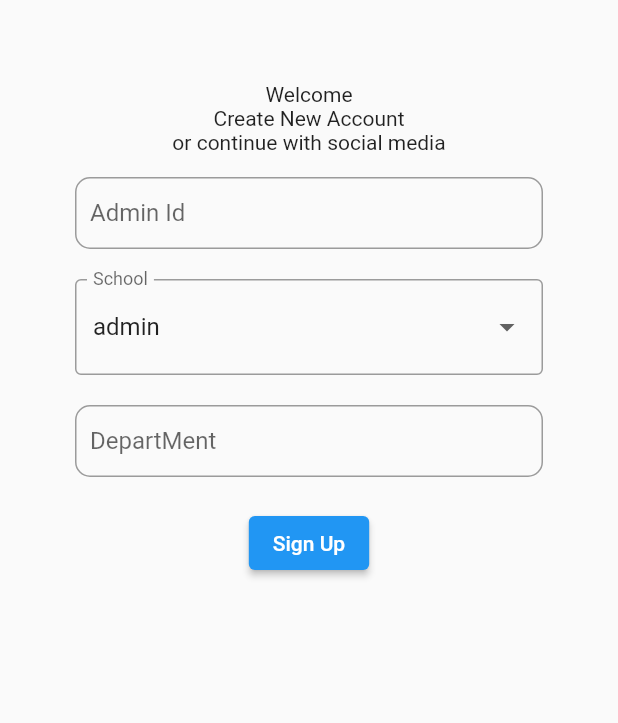
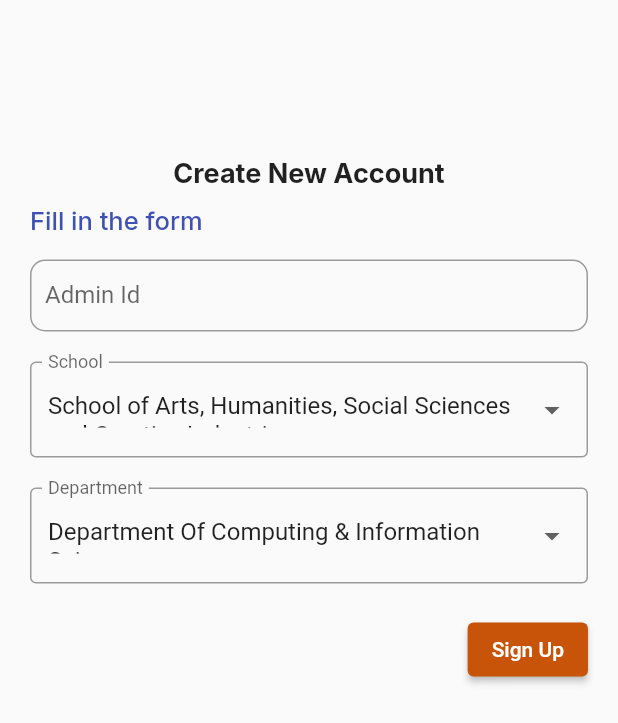
Before and after one commit to Bonfacegitonga/smart_attendee, a Flutter app: the AdminSignUpPage screen opened directly with empty values, on a phone screen of 412 x 824 dp. Shown: the top 723 px of the screen. Run offline on Flutter 3.47's test engine with Material 2 defaults, Android fonts, the phone set to English and light mode, and no system bars; our stand-ins replace barcode_widget, cloud_firestore, email_validator, firebase_auth, firebase_core, flutter_expandable_fab and 7 more; missing offline and left inert: better_open_file, flutter_barcode_scanner; accounts and stored records are empty; network calls fail.

Commit message:
auth changes

```diff
--- a/lib/auth/sign_up/Admin_sign_up.dart
+++ b/lib/auth/sign_up/Admin_sign_up.dart
@@ -1,6 +1,8 @@
 import 'package:cloud_firestore/cloud_firestore.dart';
 import 'package:firebase_auth/firebase_auth.dart';
 import 'package:flutter/material.dart';
+import 'package:google_fonts/google_fonts.dart';
+import 'package:smart_attendee/model/course.dart';
 
 import '../../constant/constant.dart';
 import '../../main.dart';
@@ -29,26 +31,39 @@ class _AdminSignUpPageState extends State<AdminSignUpPage> {
   final formKey = GlobalKey<FormState>();
   final idController = TextEditingController();
   final departmentController = TextEditingController();
-  final List<String> _schools = ['admin', 'user'];
+
   final FirebaseAuth _auth = FirebaseAuth.instance;
-  String _selectedSchool = 'admin';
+  String _selectedSchool = 'School Of Pure, Applied And Health Sciences';
+  String _selectedDepartment = 'Department Of Computing & Information Sciences';
+  List<String> department = SchoolList.departmentSciencces;
   @override
   Widget build(BuildContext context) {
     return Scaffold(
       body: Padding(
-        padding: const EdgeInsets.only(left: 50, right: 50, top: 40),
+        padding: const EdgeInsets.only(left: 20, right: 20, top: 80),
         child: SingleChildScrollView(
           child: Column(
             children: [
-              const SizedBox(height: 15),
-              const Text(
-                "Welcome",
-                // style: headingStyle,
-                textAlign: TextAlign.center,
+              const SizedBox(height: 25),
+              Text(
+                "Create New Account",
+                style: GoogleFonts.inter(
+                    fontSize: 18, fontWeight: FontWeight.w700),
               ),
-              const Text(
-                "Create New Account\nor continue with social media",
-                textAlign: TextAlign.center,
+              const SizedBox(
+                height: 10,
+              ),
+              Row(
+                mainAxisAlignment: MainAxisAlignment.start,
+                children: [
+                  Text(
+                    "Fill in the form",
+                    style: GoogleFonts.inter(
+                        color: kPrimaryColor,
+                        fontSize: 17,
+                        fontWeight: FontWeight.w500),
+                  ),
+                ],
               ),
               const SizedBox(height: 15),
               Form(
@@ -74,8 +89,9 @@ class _AdminSignUpPageState extends State<AdminSignUpPage> {
                       height: 20,
                     ),
                     DropdownButtonFormField<String>(
-                      value: _selectedSchool,
-                      items: _schools.map((String value) {
+                      isExpanded: true,
+                      value: SchoolList.schools[0],
+                      items: SchoolList.schools.map((String value) {
                         return DropdownMenuItem<String>(
                           value: value,
                           child: Text(value),
@@ -84,6 +100,21 @@ class _AdminSignUpPageState extends State<AdminSignUpPage> {
                       onChanged: (String? newValue) {
                         setState(() {
                           _selectedSchool = newValue!;
+                          if (newValue ==
+                              'School Of Pure, Applied And Health Sciences') {
+                            department = SchoolList.departmentSciencces;
+                          } else if (newValue ==
+                              'School of Arts, Humanities, Social Sciences and Creative Industries') {
+                            department = SchoolList.departmentArt;
+                          } else if (newValue ==
+                              'School Of Business And Economics') {
+                            department = SchoolList.departmentBusiness;
+                          } else if (newValue == 'School Of Education') {
+                            department = SchoolList.departmentEducation;
+                          } else if (newValue ==
+                              'School Of Natural Resources, Tourism And Hospitality') {
+                            department = SchoolList.departmentNaturalResources;
+                          }
                         });
                       },
                       decoration: const InputDecoration(
@@ -98,23 +129,41 @@ class _AdminSignUpPageState extends State<AdminSignUpPage> {
                       },
                     ),
                     const SizedBox(height: 20),
-                    TextFormField(
-                      controller: departmentController,
-                      cursorColor: Colors.black,
-                      textInputAction: TextInputAction.next,
-                      decoration: InputDecoration(
-                        contentPadding: const EdgeInsets.all(10),
-                        border: OutlineInputBorder(
-                          borderRadius: BorderRadius.circular(10),
+                    DropdownButtonFormField<String>(
+                      dropdownColor: Colors.grey[200],
+                      isExpanded: true,
+                      value: department[0],
+                      items: department.map((String alue) {
+                        return DropdownMenuItem<String>(
+                          value: alue,
+                          child: Text(alue),
+                        );
+                      }).toList(),
+                      onChanged: (String? newValue) {
+                        setState(() {
+                          _selectedDepartment = newValue!;
+                        });
+                      },
+                      decoration: const InputDecoration(
+                        labelText: 'Department',
+                        border: OutlineInputBorder(),
                       ),
-                        labelText: "DepartMent",
-                      ),
-                      autovalidateMode: AutovalidateMode.onUserInteraction,
-                      validator: (value) =>
-                          value!.isEmpty ? 'Enter your Department' : null,
+                      validator: (value) {
+                        if (value == null) {
+                          return 'Select your department';
+                        }
+                        return null;
+                      },
                     ),
                     const SizedBox(height: 20),
+                    Row(
+                      mainAxisAlignment: MainAxisAlignment.end,
+                      children: [
                         ElevatedButton(
+                            style: ButtonStyle(
+                                backgroundColor:
+                                    MaterialStateProperty.all<Color>(
+                                        oPrimaryColor)),
                             onPressed: () {
                               signUp(
                                   widget.email,
@@ -125,9 +174,11 @@ class _AdminSignUpPageState extends State<AdminSignUpPage> {
                                   widget.phoneNumber,
                                   idController.text,
                                   _selectedSchool,
-                              departmentController.text);
+                                  _selectedDepartment);
                             },
                             child: const Text("Sign Up")),
+                      ],
+                    ),
                   ],
                 ),
               ),
@@ -162,10 +213,17 @@ class _AdminSignUpPageState extends State<AdminSignUpPage> {
           .then((value) => {
                 postDetailsToFirestore(email, role, fName, lName, phoneNumber,
                     id, school, department)
-              })
-          .catchError((e) {});
+              });
     } on FirebaseAuthException catch (e) {
-      print(e);
+      if (e.code == 'email-already-in-use') {
+        ScaffoldMessenger.of(context).showSnackBar(
+          const SnackBar(
+            backgroundColor: Colors.red,
+            content: Text('The account already exists for that email.'),
+            duration: Duration(seconds: 5),
+          ),
+        );
+      }
     }
     navigatorKey.currentState!.popUntil((route) => route.isFirst);
   }
```
Also changed, not shown: lib/auth/resetpassword/reset_password.dart (+21 -7 lines), lib/auth/sign_in/sign_in_screen.dart (+47 -13 lines), lib/auth/sign_up/sign_up_screen.dart (+16 -2 lines). Lines whose indentation alone changed are shown as unchanged.
